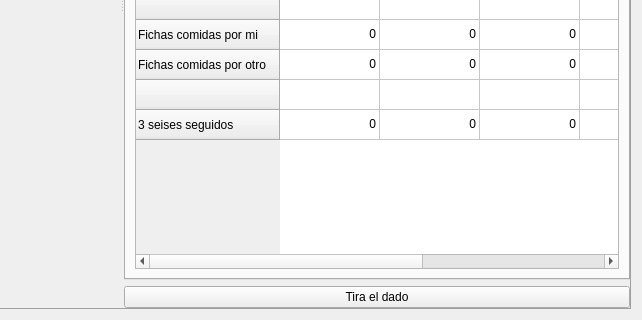
Before: the Qt Designer form ui/wdgGame.ui in turulomio/glparchis, drawn with Qt 5; both pictures show x 579 to 1221 and y 316 to 636 of the 1221 by 636 pixel window.
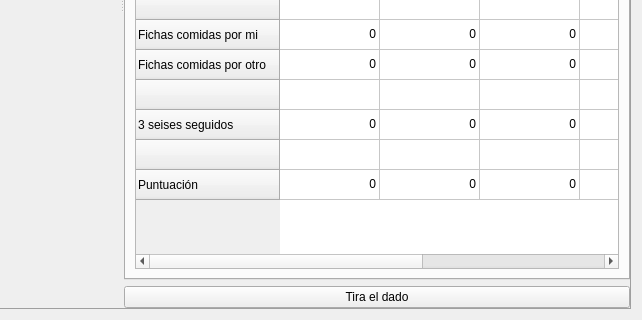
After: the same form once the commit is applied. The open tabs and pages were chosen to show the change. Icons and pictures are not drawn. Custom widgets are drawn as their Qt base class.

Commit message: Se ha creado SetJugadores y añadido puntuación con corona

Patch:
```diff
--- a/ui/wdgGame.ui
+++ b/ui/wdgGame.ui
@@ -251,6 +251,16 @@
                <string>3 seises seguidos</string>
               </property>
              </row>
+             <row>
+              <property name="text">
+               <string/>
+              </property>
+             </row>
+             <row>
+              <property name="text">
+               <string>Puntuación</string>
+              </property>
+             </row>
              <column>
               <property name="text">
                <string>Amarillo</string>
@@ -618,6 +628,15 @@
               <property name="textAlignment">
                <set>AlignRight|AlignVCenter</set>
               </property>
+              <property name="background">
+               <brush brushstyle="BDiagPattern">
+                <color alpha="255">
+                 <red>0</red>
+                 <green>0</green>
+                 <blue>0</blue>
+                </color>
+               </brush>
+              </property>
              </item>
              <item row="10" column="0">
               <property name="text">
@@ -658,6 +677,15 @@
               <property name="textAlignment">
                <set>AlignRight|AlignVCenter</set>
               </property>
+              <property name="background">
+               <brush brushstyle="BDiagPattern">
+                <color alpha="255">
+                 <red>0</red>
+                 <green>0</green>
+                 <blue>0</blue>
+                </color>
+               </brush>
+              </property>
              </item>
              <item row="12" column="0">
               <property name="text">
@@ -699,6 +727,49 @@
                <set>AlignRight|AlignVCenter</set>
               </property>
              </item>
+             <item row="14" column="0">
+              <property name="text">
+               <string>0</string>
+              </property>
+              <property name="textAlignment">
+               <set>AlignRight|AlignVCenter</set>
+              </property>
+             </item>
+             <item row="14" column="1">
+              <property name="text">
+               <string>0</string>
+              </property>
+              <property name="textAlignment">
+               <set>AlignRight|AlignVCenter</set>
+              </property>
+             </item>
+             <item row="14" column="2">
+              <property name="text">
+               <string>0</string>
+              </property>
+              <property name="textAlignment">
+               <set>AlignRight|AlignVCenter</set>
+              </property>
+             </item>
+             <item row="14" column="3">
+              <property name="text">
+               <string>0</string>
+              </property>
+              <property name="textAlignment">
+               <set>AlignRight|AlignVCenter</set>
+              </property>
+             </item>
+             <item row="14" column="4">
+              <property name="background">
+               <brush brushstyle="BDiagPattern">
+                <color alpha="255">
+                 <red>0</red>
+                 <green>0</green>
+                 <blue>0</blue>
+                </color>
+               </brush>
+              </property>
+             </item>
             </widget>
            </item>
           </layout>
```
The commit also changes 11 other files.
